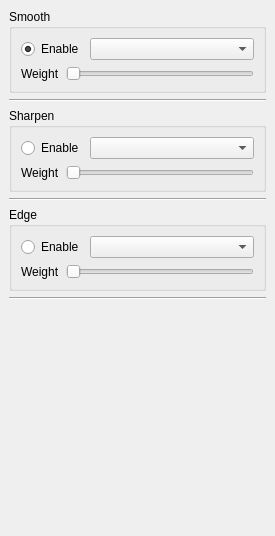
First picture: the form in src/filtermenu.ui, repository mattykakes/qcvTouchUp, before the edit.
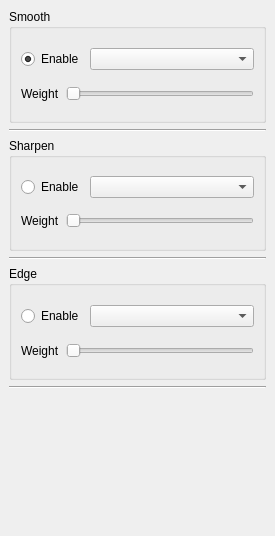
Second picture: the form after the edit. Icons and pictures are not drawn.

What changed in the file:
```diff
--- a/src/filtermenu.ui
+++ b/src/filtermenu.ui
@@ -304,10 +304,13 @@
       <property name="orientation">
        <enum>Qt::Vertical</enum>
       </property>
+      <property name="sizeType">
+       <enum>QSizePolicy::Preferred</enum>
+      </property>
       <property name="sizeHint" stdset="0">
        <size>
         <width>20</width>
-        <height>40</height>
+        <height>6</height>
        </size>
       </property>
      </spacer>
@@ -381,10 +384,13 @@
       <property name="orientation">
        <enum>Qt::Vertical</enum>
       </property>
+      <property name="sizeType">
+       <enum>QSizePolicy::Preferred</enum>
+      </property>
       <property name="sizeHint" stdset="0">
        <size>
         <width>20</width>
-        <height>40</height>
+        <height>6</height>
        </size>
       </property>
      </spacer>
```
